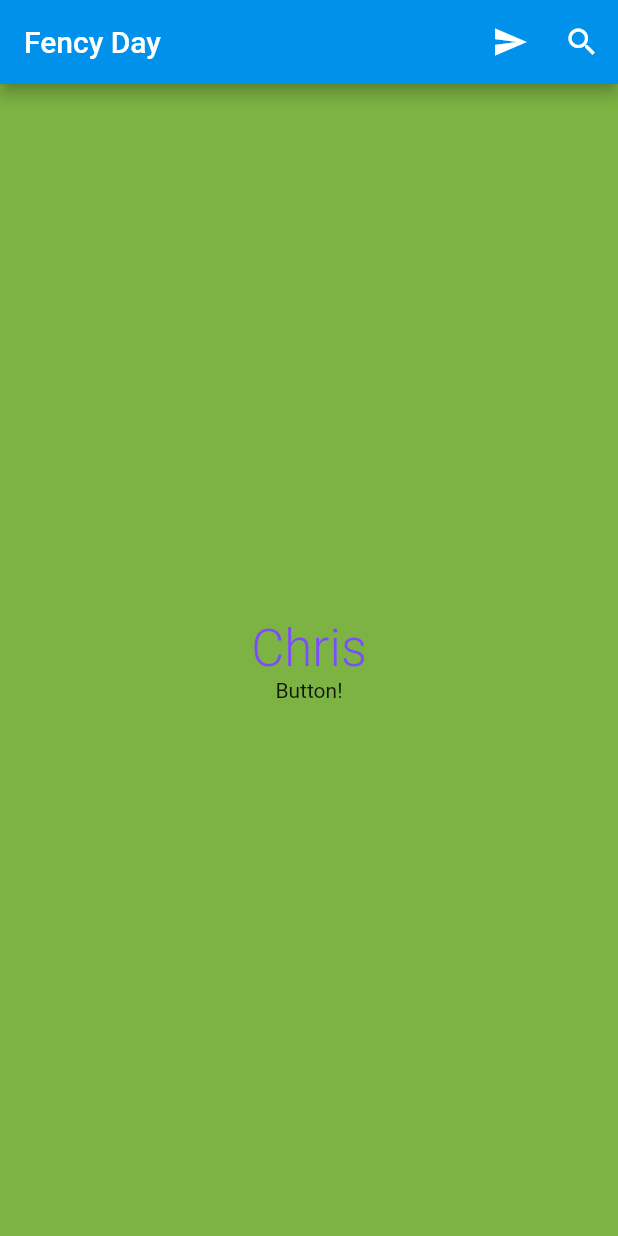
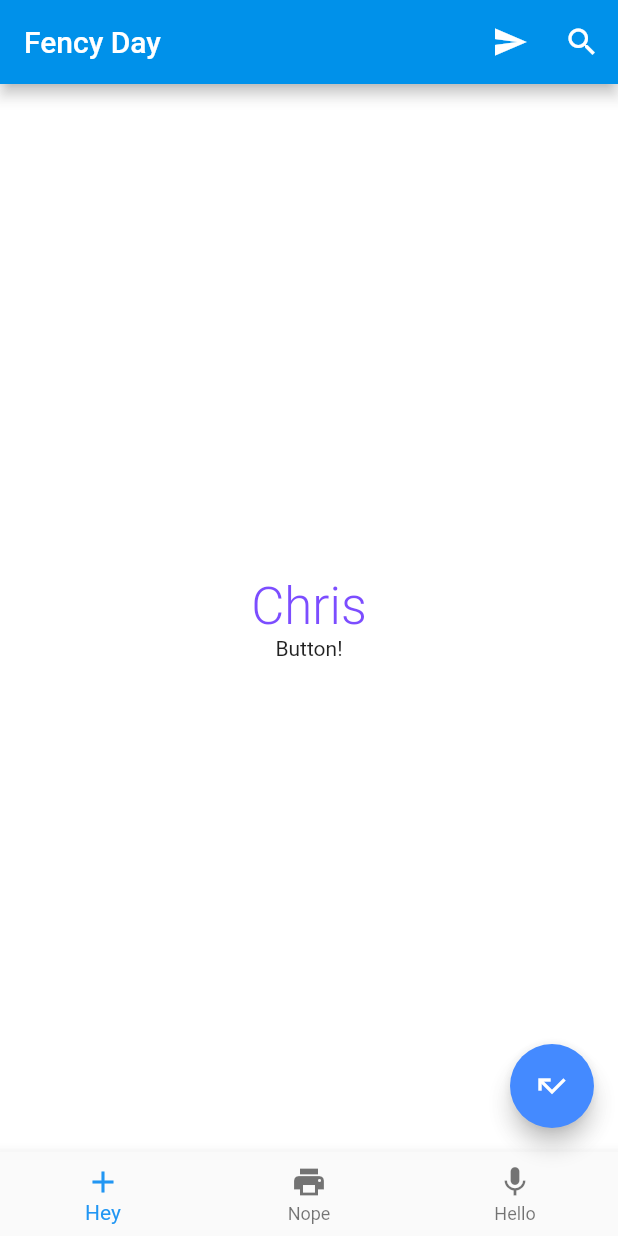
Before and after one commit to cryz97/curso_flutter, a Flutter app: the screen it shows after launch, on a phone screen of 412 x 824 dp. Run offline on Flutter 3.47's test engine with Material 2 defaults, Android fonts, the phone set to English and light mode, and no system bars.

Commit message:
bottomNavigationBar

```diff
--- a/lib/ui/home.dart
+++ b/lib/ui/home.dart
@@ -25,7 +25,7 @@ class Home extends StatelessWidget{
         ],
       ),
 
-        backgroundColor: Colors.lightGreen.shade600,
+        backgroundColor: Colors.white70,
         body: new Container(
           alignment: Alignment.center,
           child: new Column(
@@ -45,9 +45,49 @@ class Home extends StatelessWidget{
             ],
           ),
         ),
+
+          floatingActionButton: new FloatingActionButton(
+            onPressed:()=> debugPrint("Pressed!"),
+            backgroundColor: Colors.blueAccent,
+            tooltip: "Going up",
+            child: new Icon(Icons.call_missed),),
+
+          bottomNavigationBar: new BottomNavigationBar(items: [
+            new BottomNavigationBarItem(icon: new Icon(Icons.add), title: new Text("Hey")),
+            new BottomNavigationBarItem(icon: new Icon(Icons.print), title: new Text("Nope")),
+            new BottomNavigationBarItem(icon: new Icon(Icons.mic), title: new Text("Hello")),
+          ], onTap: (int i) => debugPrint("Hey Touched $i"),),
+
     );
   }
 }
+
+
+
+
+
+
+
+
+
+
+
+
+
+
+
+
+
+
+
+
+
+
+
+
+
+
+
 
 /*class Home extends StatelessWidget {
   @override
```
